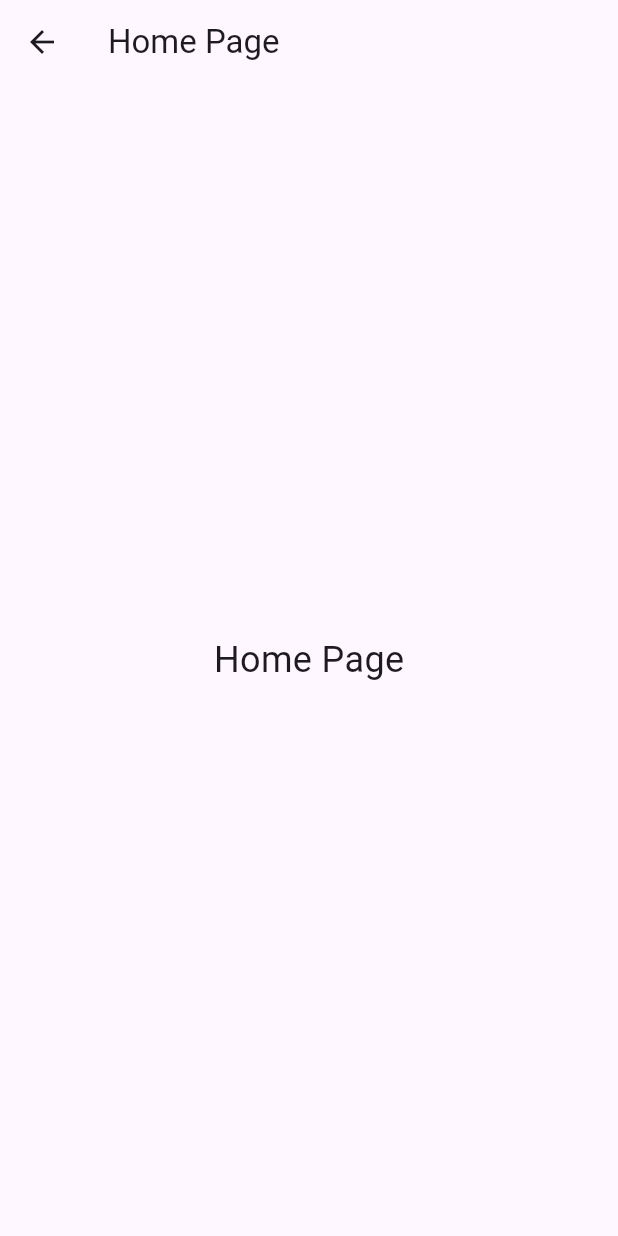
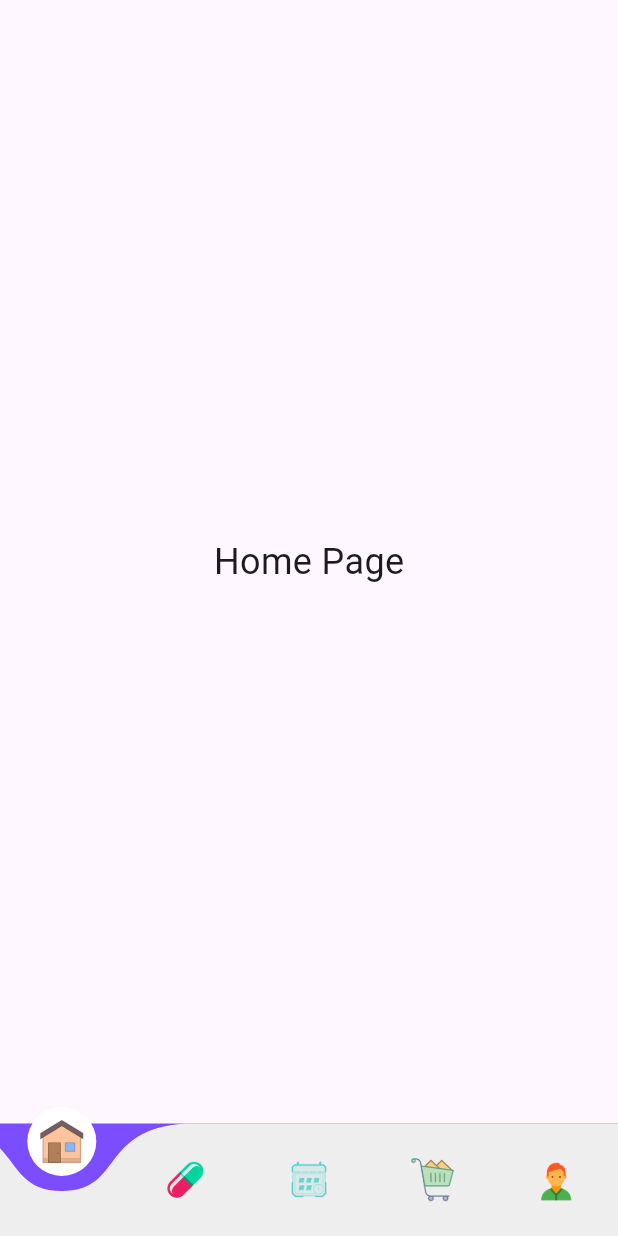
Before and after one commit to tamthong1115/clinic_ecommerce_mobile, a Flutter app: the screen it shows after launch, after a tap on "Login", on a phone screen of 412 x 824 dp. Run offline on Flutter 3.47's test engine with Material 3 defaults, Android fonts, the light colour scheme and no system bars; drawn by our look-alikes of curved_navigation_bar; our stand-ins replace fluro, google_fonts.

Commit message:
fix bottom navigation

```diff
--- a/lib/config/routers/router.dart
+++ b/lib/config/routers/router.dart
@@ -1,22 +1,53 @@
 import 'package:clinic_ecommerce_mobile/config/routers/router_config.dart';
 import 'package:clinic_ecommerce_mobile/core/auth/presentation/register/register_screen.dart';
+import 'package:clinic_ecommerce_mobile/modules/cart/screens/cart_page.dart';
+import 'package:clinic_ecommerce_mobile/modules/medicine/screens/medicine_page.dart';
+import 'package:clinic_ecommerce_mobile/modules/profile/screens/profile_page.dart';
+import 'package:clinic_ecommerce_mobile/modules/schedule/screens/schedule_page.dart';
+import 'package:clinic_ecommerce_mobile/widgets/main_layout.dart';
 import 'package:fluro/fluro.dart';
 import 'package:flutter/material.dart';
 import '../../core/auth/presentation/forgot_password/forgot_password.dart';
 import '../../modules/home/screens/home_page.dart';
 import '../../core/auth/presentation/login/login_screen.dart';
-import '../../core/auth/presentation/register/register_screen.dart';
-
 class AppRouter {
   static final FluroRouter router = FluroRouter();
 
   static void defineRouters() {
     router.define(
       MyRouterConfig.home,
-      handler: Handler(handlerFunc: (context, params) => HomePage()),
+      handler: Handler(handlerFunc: (context, params) { return MainLayout();}),
       transitionType: null,
       transitionDuration: Duration(milliseconds: 0),
     );
+
+    // router.define(
+    //   MyRouterConfig.medicine,
+    //   handler: Handler(handlerFunc: (context, params) { return MainLayout(currentIndex: 1, child: MedicinePage(),);}),
+    //   transitionType: null,
+    //   transitionDuration: Duration(milliseconds: 0),
+    // );
+    //
+    // router.define(
+    //   MyRouterConfig.schedule,
+    //   handler: Handler(handlerFunc: (context, params) { return MainLayout(currentIndex: 2, child: SchedulePage(),);}),
+    //   transitionType: null,
+    //   transitionDuration: Duration(milliseconds: 0),
+    // );
+    //
+    // router.define(
+    //   MyRouterConfig.cart,
+    //   handler: Handler(handlerFunc: (context, params) { return MainLayout(currentIndex: 3, child: CartPage(),);}),
+    //   transitionType: null,
+    //   transitionDuration: Duration(milliseconds: 0),
+    // );
+    //
+    // router.define(
+    //   MyRouterConfig.profile,
+    //   handler: Handler(handlerFunc: (context, params) { return MainLayout(currentIndex: 4, child: ProfilePage(key: ValueKey(1), userId: '2',),);}),
+    //   transitionType: null,
+    //   transitionDuration: Duration(milliseconds: 0),
+    // );
 
     router.define(
       MyRouterConfig.login,
--- a/lib/config/routers/router_config.dart
+++ b/lib/config/routers/router_config.dart
@@ -4,5 +4,9 @@ class MyRouterConfig {
   static const String login = '/login';
   static const String register = '/register';
   static const String forgotPassword = '/forgot-password';
+  static const String medicine = '/medicine';
+  static const String schedule = '/schedule';
+  static const String cart = '/cart';
   static const String profile = '/profile/:userId';
+
 }
--- a/lib/main.dart
+++ b/lib/main.dart
@@ -17,7 +17,6 @@ class MyApp extends StatelessWidget {
       debugShowCheckedModeBanner: false,
       onGenerateRoute: AppRouter.router.generator,
       initialRoute: '/login',
-      home: MainLayout(),
     );
   }
 }
--- a/lib/modules/cart/screens/cart_page.dart
+++ b/lib/modules/cart/screens/cart_page.dart
@@ -1,8 +1,10 @@
 import 'package:flutter/material.dart';
 
 class CartPage extends StatefulWidget {
+  const CartPage({super.key});
+
   @override
-  _CartPageState createState() => _CartPageState();
+  State <CartPage> createState() => _CartPageState();
 }
 
 class _CartPageState extends State<CartPage> {
--- a/lib/modules/home/screens/home_page.dart
+++ b/lib/modules/home/screens/home_page.dart
@@ -1,3 +1,4 @@
+import 'package:clinic_ecommerce_mobile/widgets/main_layout.dart';
 import 'package:flutter/material.dart';
 
 class HomePage extends StatelessWidget {
@@ -5,11 +6,8 @@ class HomePage extends StatelessWidget {
 
   @override
   Widget build(BuildContext context) {
-    return Scaffold(
-      appBar: AppBar(
-        title: Text('Home Page'),
-      ),
-      body: Center(
+    return Container(
+      child: Center(
         child: Column(
           mainAxisAlignment: MainAxisAlignment.center,
           children: <Widget>[
--- a/lib/modules/medicine/screens/medicine_page.dart
+++ b/lib/modules/medicine/screens/medicine_page.dart
@@ -1,8 +1,10 @@
 import 'package:flutter/material.dart';
 
 class MedicinePage extends StatefulWidget {
+  const MedicinePage({super.key});
+
   @override
-  _MedicinePageState createState() => _MedicinePageState();
+  State <MedicinePage> createState() => _MedicinePageState();
 }
 
 class _MedicinePageState extends State<MedicinePage> {
--- a/lib/modules/profile/screens/profile_page.dart
+++ b/lib/modules/profile/screens/profile_page.dart
@@ -1,3 +1,4 @@
+import 'package:clinic_ecommerce_mobile/widgets/main_layout.dart';
 import 'package:flutter/material.dart';
 
 class ProfilePage extends StatefulWidget {
@@ -5,16 +6,17 @@ class ProfilePage extends StatefulWidget {
   const ProfilePage({required Key key, required this.userId}) : super(key: key);
 
   @override
-  _ProfilePageState createState() => _ProfilePageState();
+  State <ProfilePage> createState() => _ProfilePageState();
 }
 
 class _ProfilePageState extends State<ProfilePage> {
   @override
   Widget build(BuildContext context) {
-    return Container(
-      child: Center(
-        child: Text('Profile Page'),
-      ),
-    );
+    return
+      Container(
+        child: Center(
+          child: Text('Profile Page'),
+        ),
+      );
   }
 }
--- a/lib/modules/schedule/screens/schedule_page.dart
+++ b/lib/modules/schedule/screens/schedule_page.dart
@@ -1,8 +1,10 @@
 import 'package:flutter/material.dart';
 
 class SchedulePage extends StatefulWidget {
+  const SchedulePage({super.key});
+
   @override
-  _SchedulePageState createState() => _SchedulePageState();
+  State<SchedulePage> createState() => _SchedulePageState();
 }
 
 class _SchedulePageState extends State<SchedulePage> {
--- a/lib/widgets/bottom_navigation.dart
+++ b/lib/widgets/bottom_navigation.dart
@@ -6,10 +6,10 @@ class BottomNavigation extends StatelessWidget {
   final Function(int) onTap;
 
   const BottomNavigation ({
-    Key? key,
+    super.key,
     required this.currentIndex,
     required this.onTap,
-}) : super(key: key);
+});
 
 
   @override
@@ -23,12 +23,36 @@ class BottomNavigation extends StatelessWidget {
         animationCurve: Curves.easeInOut,
         animationDuration: Duration(milliseconds: 600),
         items: [
-          Image.asset('assets/icons/icons8-home-100.png',width: 30,height: 30,),
-          Image.asset('assets/icons/icons8-medicine-100.png',width: 30,height: 30,),
-          Image.asset('assets/icons/icons8-schedule-100.png',width: 30,height: 30,),
-          Image.asset('assets/icons/icons8-cart-100.png',width: 30,height: 30,),
-          Image.asset('assets/icons/icons8-account-100.png',width: 30,height: 30,),
+          _AnimatedIcon(icon: 'assets/icons/icons8-home-100.png', isSelected: currentIndex == 0),
+          _AnimatedIcon(icon: 'assets/icons/icons8-medicine-100.png', isSelected: currentIndex == 1),
+          _AnimatedIcon(icon: 'assets/icons/icons8-schedule-100.png', isSelected: currentIndex == 2),
+          _AnimatedIcon(icon: 'assets/icons/icons8-cart-100.png', isSelected: currentIndex == 3),
+          _AnimatedIcon(icon: 'assets/icons/icons8-account-100.png', isSelected: currentIndex == 4),
         ],
       );
   }
 }
+
+class _AnimatedIcon extends StatelessWidget {
+  final String icon;
+  final bool isSelected;
+
+  const _AnimatedIcon({
+    super.key,
+    required this.icon,
+    required this.isSelected,
+  });
+
+  @override
+  Widget build(BuildContext context) {
+    return AnimatedContainer(
+      duration: Duration(milliseconds: 300),
+      curve: Curves.easeInOut,
+      decoration: BoxDecoration(
+        color: isSelected ? Colors.white : Colors.transparent,
+        borderRadius: BorderRadius.circular(10),
+      ),
+      child: Image.asset(icon, width: 30, height: 30,),
+    );
+  }
+}
--- a/lib/widgets/main_layout.dart
+++ b/lib/widgets/main_layout.dart
@@ -6,24 +6,27 @@ import '../modules/schedule/screens/schedule_page.dart';
 import './bottom_navigation.dart';
 import '../modules/home/screens/home_page.dart';
 
-class MainLayout extends StatefulWidget{
+class MainLayout extends StatefulWidget {
+
+  const MainLayout(
+      {super.key});
+
   @override
-  _MainLayoutState createState() => _MainLayoutState();
+  State<MainLayout> createState() => _MainLayoutState();
 }
 
 class _MainLayoutState extends State<MainLayout> {
   int _currentIndex = 0;
 
-
-  final List<Widget> _children = [
+  final List<Widget> _children = const [
     HomePage(),
     MedicinePage(),
     SchedulePage(),
     CartPage(),
-    // ProfilePage(key: null,),
+    ProfilePage(key: ValueKey(1), userId: '12',),
   ];
 
-  void _onTabTapped(int index) {
+  void _onTapTapped(int index) {
     setState(() {
       _currentIndex = index;
     });
@@ -31,11 +34,12 @@ class _MainLayoutState extends State<MainLayout> {
 
   @override
   Widget build(BuildContext context) {
-      return SafeArea(
-        child: Scaffold(
-          body: _children[_currentIndex],
-          bottomNavigationBar: BottomNavigation(currentIndex: _currentIndex, onTap: _onTabTapped),
-        ),
-      );
+    return SafeArea(
+      child: Scaffold(
+        body:IndexedStack(index: _currentIndex, children: _children),
+        bottomNavigationBar:
+            BottomNavigation(currentIndex: _currentIndex, onTap: _onTapTapped),
+      ),
+    );
   }
 }
```
